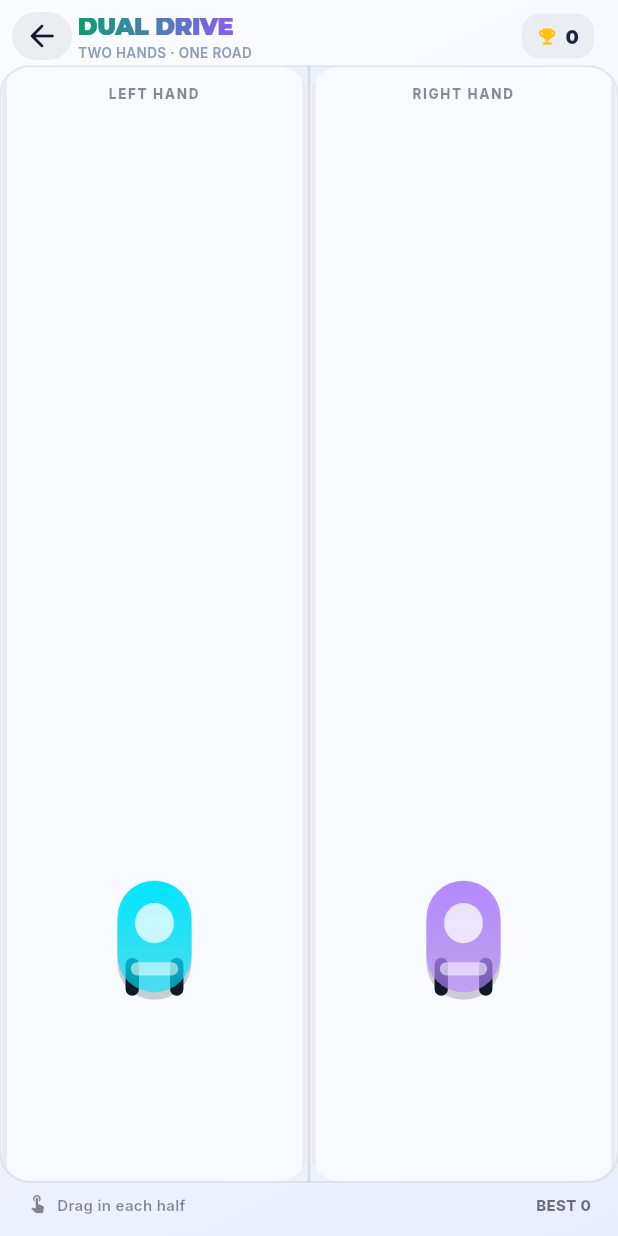
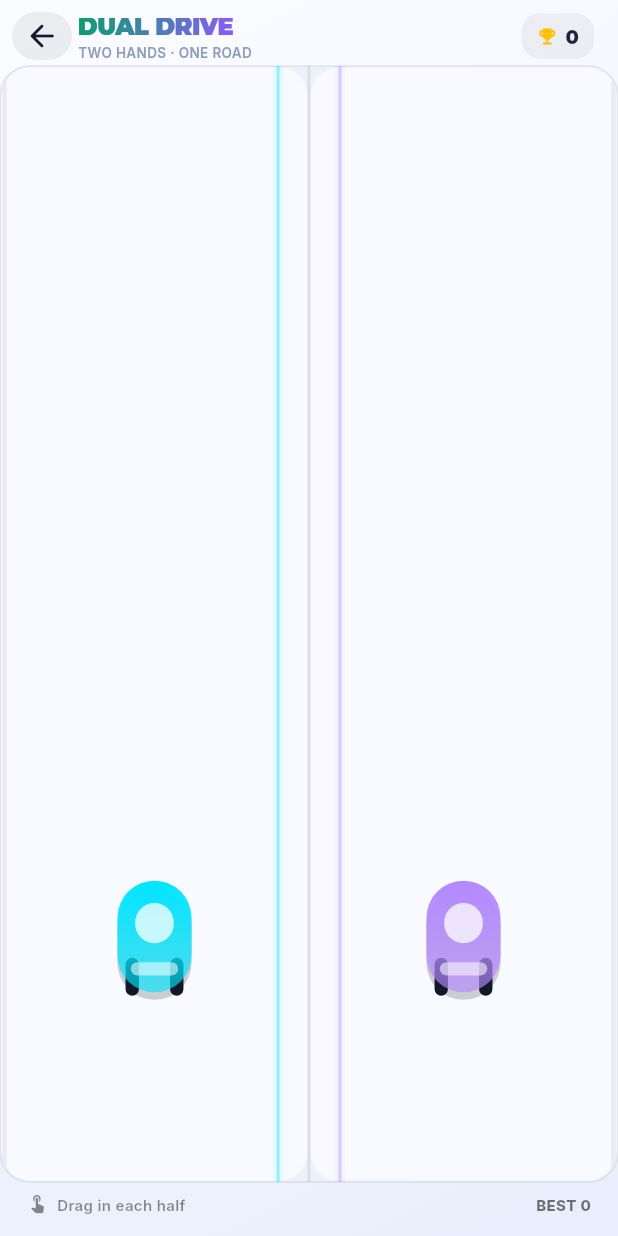
Before and after one commit to apexnexa-master/Daily-Quiz---GK-Trivia, a Flutter app: the TwoCarScreen screen opened by its route, after a tap on "START", on a phone screen of 412 x 824 dp. Run offline on Flutter 3.47's test engine with Material 3 defaults, Android fonts, the phone set to English and light mode, and no system bars; our stand-ins replace audioplayers, cloud_firestore, cloud_functions, connectivity_plus, equatable, firebase_analytics and 14 more; missing offline and left inert: flame, in_app_update; accounts and stored records are empty; network calls fail.

Commit message:
dual car game improves

```diff
--- a/lib/core/constants/app_constants.dart
+++ b/lib/core/constants/app_constants.dart
@@ -7,7 +7,7 @@ class AppConstants {
 
   // ── App Info ──────────────────────────────────────────────
   static const String appName = 'MindSprint';
-  static const String appVersion = '1.9.1';
+  static const String appVersion = '1.9.2';
   static const String appPackage = 'com.nexasoft.dailyquiz';
   static const int quizQuestionCount = 10;
   static const int questionTimerSeconds = 15;
--- a/lib/presentation/screens/games/two_car/two_car_models.dart
+++ b/lib/presentation/screens/games/two_car/two_car_models.dart
@@ -10,9 +10,9 @@ class TwoCarLayout {
   static const double carHeight = 0.10;
   static const double coinWidth = 0.14;
   static const double coinHeight = 0.075;
-  static const double obstacleWidth = 0.20;
-  static const double obstacleHeight = 0.095;
-  static const double laneEdgePadding = 0.08;
+  static const double obstacleWidth = 0.17;
+  static const double obstacleHeight = 0.085;
+  static const double laneEdgePadding = 0.10;
   static const double minCarX = carWidth / 2 + laneEdgePadding;
   static const double maxCarX = 1.0 - minCarX;
 
--- a/lib/presentation/screens/games/two_car/two_car_painter.dart
+++ b/lib/presentation/screens/games/two_car/two_car_painter.dart
@@ -46,7 +46,7 @@ class TwoCarPainter extends CustomPainter {
           ..color = isDark ? const Color(0xFF121928) : const Color(0xFFF8FAFF),
       );
 
-      _drawRails(canvas, rect);
+      _drawRails(canvas, rect, lane);
       if (snapshot.activeLanes.contains(lane)) {
         _drawTouchHalo(canvas, rect, lane);
       }
@@ -68,6 +68,18 @@ class TwoCarPainter extends CustomPainter {
       canvas.restore();
     }
 
+    _drawInnerBoundary(
+      canvas,
+      laneWidth * (1 - TwoCarLayout.laneEdgePadding),
+      size.height,
+      _laneColor(0),
+    );
+    _drawInnerBoundary(
+      canvas,
+      laneWidth * (1 + TwoCarLayout.laneEdgePadding),
+      size.height,
+      _laneColor(1),
+    );
     canvas.drawLine(
       Offset(laneWidth, 0),
       Offset(laneWidth, size.height),
@@ -88,21 +100,39 @@ class TwoCarPainter extends CustomPainter {
     );
   }
 
-  void _drawRails(Canvas canvas, Rect rect) {
+  void _drawRails(Canvas canvas, Rect rect, int lane) {
     final paint = Paint()
       ..color = isDark
           ? Colors.white.withValues(alpha: 0.09)
           : Colors.black.withValues(alpha: 0.06)
       ..strokeWidth = 3;
+    final x = lane == 0 ? rect.left + 3 : rect.right - 3;
     canvas.drawLine(
-      Offset(rect.left + 3, rect.top),
-      Offset(rect.left + 3, rect.bottom),
+      Offset(x, rect.top),
+      Offset(x, rect.bottom),
       paint,
     );
+  }
+
+  void _drawInnerBoundary(
+    Canvas canvas,
+    double x,
+    double height,
+    Color color,
+  ) {
     canvas.drawLine(
-      Offset(rect.right - 3, rect.top),
-      Offset(rect.right - 3, rect.bottom),
-      paint,
+      Offset(x, 0),
+      Offset(x, height),
+      Paint()
+        ..color = color.withValues(alpha: isDark ? 0.10 : 0.07)
+        ..strokeWidth = 7,
+    );
+    canvas.drawLine(
+      Offset(x, 0),
+      Offset(x, height),
+      Paint()
+        ..color = color.withValues(alpha: isDark ? 0.48 : 0.38)
+        ..strokeWidth = 2,
     );
   }
 
@@ -179,20 +209,22 @@ class TwoCarPainter extends CustomPainter {
       TwoCarLayout.obstacleWidth * rect.width,
       TwoCarLayout.obstacleHeight * rect.height,
     );
-    const corner = Radius.circular(2);
+    final corner = Radius.circular(side * 0.16);
     final box = RRect.fromRectAndRadius(
       Rect.fromCenter(center: Offset(cx, cy), width: side, height: side),
       corner,
     );
+    const squareColor = Color(0xFFD92D4F);
+    final lightColor = Color.lerp(squareColor, Colors.white, 0.52)!;
+    final darkColor = Color.lerp(squareColor, Colors.black, 0.24)!;
+    canvas.drawRRect(
+      RRect.fromRectAndRadius(box.outerRect.inflate(3), corner),
+      Paint()..color = squareColor.withValues(alpha: isDark ? 0.10 : 0.08),
+    );
     canvas.drawRRect(
       RRect.fromRectAndRadius(box.outerRect.shift(const Offset(0, 3)), corner),
-      Paint()
-        ..color =
-            const Color(0xFFD92D4F).withValues(alpha: isDark ? 0.26 : 0.16),
+      Paint()..color = Colors.black.withValues(alpha: isDark ? 0.30 : 0.14),
     );
-    const squareColor = Color(0xFFD92D4F);
-    final lightColor = Color.lerp(squareColor, Colors.white, 0.45)!;
-    final darkColor = Color.lerp(squareColor, Colors.black, 0.18)!;
     canvas.drawRRect(
       box,
       Paint()
@@ -204,13 +236,25 @@ class TwoCarPainter extends CustomPainter {
     );
     canvas.drawRRect(
       RRect.fromRectAndRadius(
-        box.outerRect.deflate(side * 0.22),
-        Radius.circular(corner.x * 0.6),
+        box.outerRect.deflate(1.5),
+        Radius.circular(corner.x * 0.8),
       ),
       Paint()
         ..style = PaintingStyle.stroke
-        ..strokeWidth = 2
-        ..color = Colors.white.withValues(alpha: 0.7),
+        ..strokeWidth = 1.8
+        ..color = Colors.white.withValues(alpha: 0.78),
+    );
+    canvas.drawRRect(
+      RRect.fromRectAndRadius(
+        Rect.fromLTWH(
+          box.outerRect.left + side * 0.18,
+          box.outerRect.top + side * 0.16,
+          side * 0.28,
+          side * 0.10,
+        ),
+        Radius.circular(side * 0.05),
+      ),
+      Paint()..color = Colors.white.withValues(alpha: 0.32),
     );
     if (blink) {
       canvas.drawRRect(
--- a/lib/presentation/screens/games/two_car/two_car_screen.dart
+++ b/lib/presentation/screens/games/two_car/two_car_screen.dart
@@ -267,51 +267,6 @@ class _TwoCarScreenState extends ConsumerState<TwoCarScreen>
                             child: const SizedBox.expand(),
                           ),
                         ),
-                        Positioned.fill(
-                          child: IgnorePointer(
-                            child: Column(
-                              children: [
-                                Padding(
-                                  padding: const EdgeInsets.only(top: 12),
-                                  child: Row(
-                                    children: [
-                                      Expanded(
-                                        child: Text(
-                                          t('LEFT HAND', 'বাঁ হাত',
-                                              'बायाँ हाथ'),
-                                          textAlign: TextAlign.center,
-                                          style: TextStyle(
-                                            fontSize: 9,
-                                            fontWeight: FontWeight.w800,
-                                            letterSpacing: 1.1,
-                                            color: isDark
-                                                ? Colors.white54
-                                                : Colors.black45,
-                                          ),
-                                        ),
-                                      ),
-                                      Expanded(
-                                        child: Text(
-                                          t('RIGHT HAND', 'ডান হাত',
-                                              'दायाँ हाथ'),
-                                          textAlign: TextAlign.center,
-                                          style: TextStyle(
-                                            fontSize: 9,
-                                            fontWeight: FontWeight.w800,
-                                            letterSpacing: 1.1,
-                                            color: isDark
-                                                ? Colors.white54
-                                                : Colors.black45,
-                                          ),
-                                        ),
-                                      ),
-                                    ],
-                                  ),
-                                ),
-                              ],
-                            ),
-                          ),
-                        ),
                         if (_blinkActive) _buildBlinkMessage(isDark, t),
                         if (_engine.phase == TwoCarPhase.ready)
                           _buildStartOverlay(isDark, t),
@@ -365,14 +320,22 @@ class _TwoCarScreenState extends ConsumerState<TwoCarScreen>
     );
   }
 
+  String _failureMessage(
+    String Function(String, String, String) t,
+    TwoCarFailure failure,
+  ) {
+    if (failure == TwoCarFailure.missedCoin) {
+      return t("DON'T MISS THE CIRCLE!", 'বৃত্তটি নিন!', 'वृत्त लें!');
+    }
+    return t('DODGE THE SQUARE!', 'বর্গ এড়ান!', 'वर्ग से बचें!');
+  }
+
   Widget _buildBlinkMessage(
     bool isDark,
     String Function(String, String, String) t,
   ) {
     final missed = _blinkFailure == TwoCarFailure.missedCoin;
-    final message = missed
-        ? t("DON'T MISS THE CIRCLE!", 'বৃত্তটি নিন!', 'वृत्त लें!')
-        : t('DODGE THE SQUARE!', 'বর্গ এড়ান!', 'वर्ग से बचें!');
+    final message = _failureMessage(t, _blinkFailure);
     return Positioned(
       top: 46,
       left: 0,
@@ -539,11 +502,11 @@ class _TwoCarScreenState extends ConsumerState<TwoCarScreen>
       title: missedCoin
           ? t('MISSED!', 'মিস!', 'चूक गए!')
           : t('CRASH!', 'ধাক্কা!', 'टक्कर!'),
-      subtitle: missedCoin
-          ? t('Collect every circle.', 'প্রতিটি বৃত্ত সংগ্রহ করুন।',
-              'हर वृत्त इकट्ठा करें।')
-          : t('Keep both cars alive.', 'দুটি গাড়িকে বাঁচিয়ে রাখুন।',
-              'दोनों कारों को बचाए रखें।'),
+      subtitle: _failureMessage(t, _engine.failure),
+      subtitleColor: missedCoin
+          ? (isDark ? Colors.amber : const Color(0xFFB45309))
+          : (isDark ? const Color(0xFFFF6B81) : const Color(0xFFC62846)),
+      pulseSubtitle: true,
       score: _engine.score,
       isNewBest: _isNewBest,
       stars: _engine.stars,
--- a/pubspec.yaml
+++ b/pubspec.yaml
@@ -1,7 +1,7 @@
 name: gk_quiz_app
 description: MindSprint - Brain Training & General Knowledge App
 publish_to: 'none'
-version: 1.9.1+18
+version: 1.9.2+19
 
 environment:
   sdk: '>=3.0.0 <4.0.0'
```
Also changed, not shown: lib/presentation/games/widgets/game_results_panel.dart (+74 -29 lines), 3 other files.
